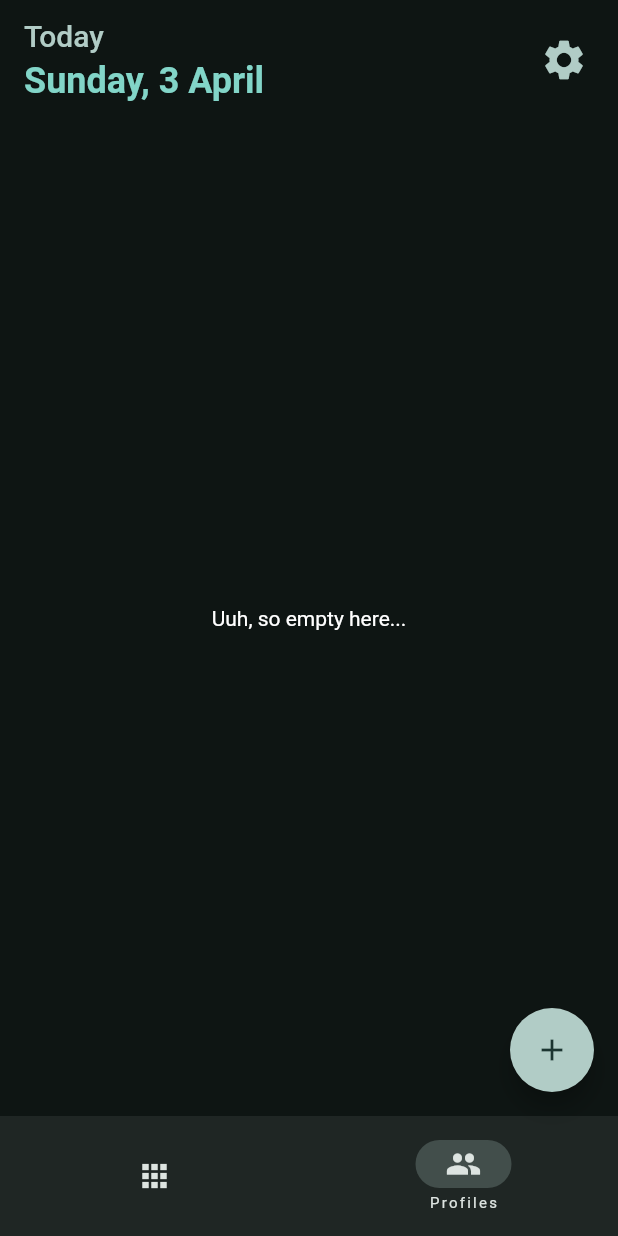
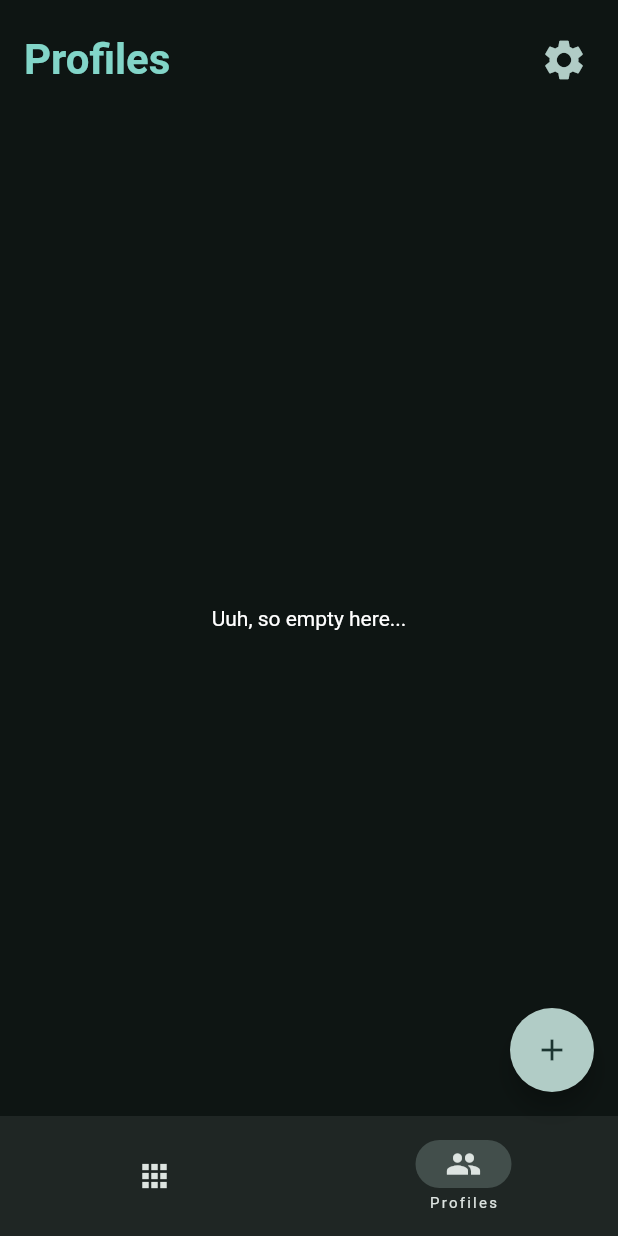
Before and after one commit to KitsuneSamaIX/Uniud-Timetable-App, a Flutter app: the screen it shows after launch, swiped to page 2, on a phone screen of 412 x 824 dp. Run offline on Flutter 3.47's test engine with Material 2 defaults, Android fonts, the phone set to English and light mode, and no system bars; our stand-ins replace calendar_timeline, shared_preferences.

Commit message:
HomePage: removed PageView animation. HomePage: New Heading. Profiles: added builder "ProfileBuilder". Now Calendar Timeline uses provider: using provider to manage the selected day makes the selected day persist after a page change. Added the Profiles provider, changed the provider to MultiProvider for readability. Code improvements.

```diff
--- a/lib/main.dart
+++ b/lib/main.dart
@@ -3,6 +3,7 @@ import 'package:provider/provider.dart';
 import 'package:uniud_timetable_app/pages/main_pages/home_page.dart';
 import 'package:uniud_timetable_app/pages/settings_page.dart';
 import 'package:uniud_timetable_app/utilities/app_settings.dart';
+import 'package:uniud_timetable_app/utilities/profiles.dart';
 
 void main() async {
   WidgetsFlutterBinding.ensureInitialized();
@@ -11,18 +12,30 @@ void main() async {
   final appSettings = AppSettings();
   await appSettings.loadSettings();
 
-  runApp(MyApp(appSettings: appSettings,));
+  // Load profiles
+  final profiles = Profiles();
+  // TODO load profiles from disk (this operation will be an async one for sure).
+
+  runApp(MyApp(appSettings: appSettings, profiles: profiles,));
 }
 
 class MyApp extends StatelessWidget {
   final AppSettings appSettings;
+  final Profiles profiles;
 
-  const MyApp({Key? key, required this.appSettings}) : super(key: key);
+  const MyApp({
+    Key? key,
+    required this.appSettings,
+    required this.profiles,
+  }) : super(key: key);
 
   @override
   Widget build(BuildContext context) {
-    return ChangeNotifierProvider.value(
-      value: appSettings,
+    return MultiProvider(
+      providers: [
+        ChangeNotifierProvider.value(value: appSettings),
+        ChangeNotifierProvider.value(value: profiles),
+      ],
       child: const MaterialAppWithTheme(),
     );
   }
--- a/lib/pages/main_pages/home_page.dart
+++ b/lib/pages/main_pages/home_page.dart
@@ -1,6 +1,7 @@
 import 'package:flutter/material.dart';
 import 'package:animations/animations.dart';
 import 'package:intl/intl.dart';
+import 'package:provider/provider.dart';
 import 'package:uniud_timetable_app/pages/settings_page.dart';
 import 'package:uniud_timetable_app/pages/main_pages/timetable_page.dart';
 import 'package:uniud_timetable_app/pages/main_pages/profiles_page.dart';
@@ -15,12 +16,18 @@ class HomePage extends StatefulWidget {
 
 class _HomePageState extends State<HomePage> {
   // Navigation bar
-  int _selectedIndex = 0;
+  int _selectedPageIndex = 0;
   final PageController _pageController = PageController();
 
   // Floating Action Button
   bool _addProfileButtonVisible = false;
   static const double _fabDimension = 56.0;
+
+  // Headings
+  final _pageHeadings = ['Timetable', 'Profiles'];
+
+  // Timetable page
+  final _selectedDayNotifier = ValueNotifier(DateTime.now());
 
   @override
   void dispose() {
@@ -75,8 +82,8 @@ class _HomePageState extends State<HomePage> {
         title: Row(
           children: [
             Expanded(
-              child: _TodayHeading(
-                date: DateTime.now(),
+              child: _Heading(
+                title: _pageHeadings[_selectedPageIndex],
                 padding: const EdgeInsets.all(16),
               ),
             ),
@@ -89,14 +96,10 @@ class _HomePageState extends State<HomePage> {
       ),
       bottomNavigationBar: NavigationBar(
         labelBehavior: NavigationDestinationLabelBehavior.onlyShowSelected,
-        selectedIndex: _selectedIndex,
+        selectedIndex: _selectedPageIndex,
         onDestinationSelected: (index) => setState(() {
-          _selectedIndex = index;
-          _pageController.animateToPage(
-            index,
-            duration: const Duration(milliseconds: 250),
-            curve: Curves.easeOutCubic,
-          );
+          _selectedPageIndex = index;
+          _pageController.jumpToPage(index);
         }),
         destinations: const [
           NavigationDestination(
@@ -115,17 +118,46 @@ class _HomePageState extends State<HomePage> {
         physics: const NeverScrollableScrollPhysics(),
         controller: _pageController,
         onPageChanged: (index) => setState(() {
-          _selectedIndex = index;
+          _selectedPageIndex = index;
           if (index == 1) {
             _addProfileButtonVisible = true;
           } else {
             _addProfileButtonVisible = false;
           }
         }),
-        children: const [
-          TimetablePage(),
-          ProfilesPage(),
+        children: [
+          ChangeNotifierProvider.value(
+            value: _selectedDayNotifier,
+            child: const TimetablePage(),
+          ),
+          const ProfilesPage(),
         ],
+      ),
+    );
+  }
+}
+
+class _Heading extends StatelessWidget {
+  final String title;
+  final EdgeInsetsGeometry padding;
+
+  const _Heading({Key? key, required this.title, required this.padding})
+      : super(key: key);
+
+  @override
+  Widget build(BuildContext context) {
+    return Padding(
+      padding: padding,
+      child: Align(
+        alignment: Alignment.centerLeft,
+        child: Text(
+          title,
+          style: TextStyle(
+            color: Theme.of(context).colorScheme.primary,
+            fontWeight: FontWeight.bold,
+            fontSize: 28,
+          ),
+        ),
       ),
     );
   }
```
Also changed, not shown: lib/apis/uniud_timetable_api.dart (+54 -0 lines), lib/pages/main_pages/timetable_page.dart (+9 -13 lines), lib/profile_configuration_flows/uniud_conf_flow.dart (+0 -7 lines).
